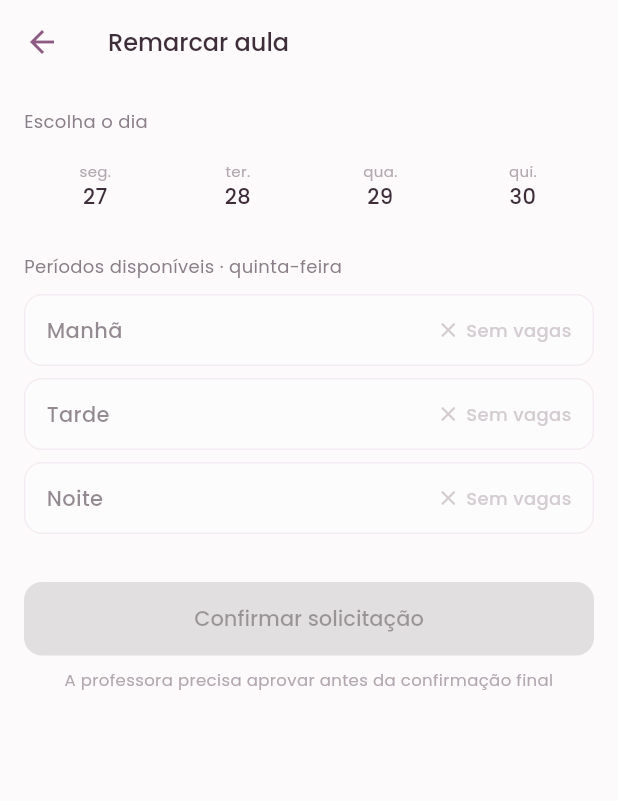
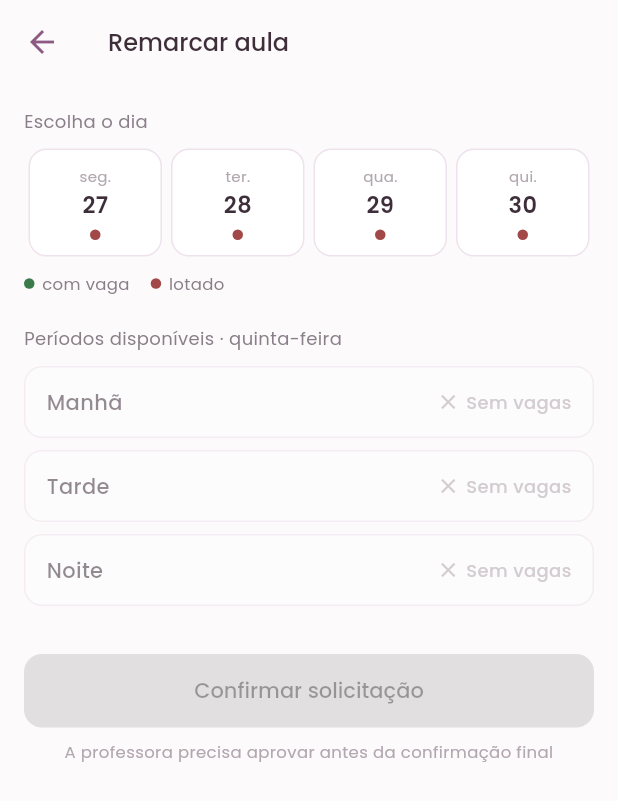
Before and after one commit to juhreismiranda3-blip/danda-reis-app, a Flutter app: the RemarcacaoScreen screen opened directly with empty values, on a phone screen of 412 x 824 dp. Shown: the top 801 px of the screen. Run offline on Flutter 3.47's test engine with Material 3 defaults, Android fonts, the phone set to English and light mode, and no system bars; our stand-ins replace cloud_firestore, firebase_auth, firebase_core, fl_chart, flutter_riverpod, go_router and 2 more; accounts and stored records are empty.

Commit message:
Adiciona limite mensal de aulas e indicador de vaga por dia
Limite mensal (aviso, sem bloquear):
- Novo campo Usuario.aulasPorMes (padrão 4), lido do Firestore
- Home da aluna calcula aulas usadas no mês (ignora extra/cancelada/
  remarcada), mostra "Aulas no mês X de Y" e um aviso quando o limite é
  atingido: novas aulas entram como aula extra (cobrança pendente p/ profa)

Ver vaga por dia (remarcação):
- Cada dia no seletor mostra um ponto: verde (tem vaga), vermelho (lotado)
  ou neutro (carregando), com legenda; disponibilidade por dia via provider

Co-Authored-By: Claude Opus 4.8 <noreply@anthropic.com>
Claude-Session: https://claude.ai/code/session_01Qs92hN1MrXfdHSz9Dhm9ww

```diff
--- a/lib/data/repositories/firebase_auth_repository.dart
+++ b/lib/data/repositories/firebase_auth_repository.dart
@@ -47,6 +47,7 @@ class FirebaseAuthRepository implements AuthRepository {
       turmaId: data['turmaId'] as String?,
       pacoteAtualId: data['pacoteAtualId'] as String?,
       dataInicio: (data['dataInicio'] as Timestamp?)?.toDate(),
+      aulasPorMes: (data['aulasPorMes'] as num?)?.toInt() ?? 4,
     );
   }
 
--- a/lib/domain/entities/usuario.dart
+++ b/lib/domain/entities/usuario.dart
@@ -17,6 +17,11 @@ class Usuario {
   final String? pacoteAtualId;
   final DateTime? dataInicio;
 
+  /// Quantas aulas do plano a aluna tem direito por mês. Ao ultrapassar
+  /// esse número no mês, as aulas seguintes são consideradas "aula extra"
+  /// (com custo). Padrão: 4 aulas/mês.
+  final int aulasPorMes;
+
   const Usuario({
     required this.id,
     required this.nome,
@@ -29,6 +34,7 @@ class Usuario {
     this.turmaId,
     this.pacoteAtualId,
     this.dataInicio,
+    this.aulasPorMes = 4,
   });
 
   bool get isProfessora => tipo == TipoUsuario.professora;
--- a/lib/presentation/aluna/remarcacao_screen.dart
+++ b/lib/presentation/aluna/remarcacao_screen.dart
@@ -89,44 +89,20 @@ class _RemarcacaoScreenState extends ConsumerState<RemarcacaoScreen> {
           const SizedBox(height: 10),
           Row(
             children: dias.map((dia) {
-              final selecionado = _mesmoDia(dia, _diaSelecionado);
               return Expanded(
-                child: GestureDetector(
+                child: _DiaChip(
+                  dia: dia,
+                  selecionado: _mesmoDia(dia, _diaSelecionado),
                   onTap: () => setState(() {
                     _diaSelecionado = dia;
                     _periodoSelecionado = null;
                   }),
-                  child: Container(
-                    margin: const EdgeInsets.symmetric(horizontal: 3),
-                    padding: const EdgeInsets.symmetric(vertical: 8),
-                    decoration: BoxDecoration(
-                      color: selecionado ? AppColors.pinkAccent : Colors.transparent,
-                      borderRadius: BorderRadius.circular(10),
-                    ),
-                    child: Column(
-                      children: [
-                        Text(
-                          DateFormat('E', 'pt_BR').format(dia),
-                          style: TextStyle(
-                            fontSize: 10,
-                            color: selecionado ? Colors.white : AppColors.textMuted,
-                          ),
-                        ),
-                        Text(
-                          '${dia.day}',
-                          style: TextStyle(
-                            fontSize: 14,
-                            fontWeight: FontWeight.w500,
-                            color: selecionado ? Colors.white : AppColors.textPrimary,
-                          ),
-                        ),
-                      ],
-                    ),
-                  ),
                 ),
               );
             }).toList(),
           ),
+          const SizedBox(height: 10),
+          const _LegendaVaga(),
           const SizedBox(height: 20),
           Text(
             'Períodos disponíveis · ${DateFormat('EEEE', 'pt_BR').format(_diaSelecionado)}',
@@ -178,6 +154,120 @@ class _RemarcacaoScreenState extends ConsumerState<RemarcacaoScreen> {
 
   bool _mesmoDia(DateTime a, DateTime b) =>
       a.year == b.year && a.month == b.month && a.day == b.day;
+}
+
+/// Chip de dia no seletor, com um pontinho que indica se aquele dia tem
+/// alguma vaga (verde), está lotado (vermelho) ou ainda está carregando.
+class _DiaChip extends ConsumerWidget {
+  final DateTime dia;
+  final bool selecionado;
+  final VoidCallback onTap;
+
+  const _DiaChip({
+    required this.dia,
+    required this.selecionado,
+    required this.onTap,
+  });
+
+  @override
+  Widget build(BuildContext context, WidgetRef ref) {
+    final disp = ref.watch(disponibilidadeDoDiaProvider(dia));
+    final bool? temVaga = disp.maybeWhen(
+      data: (lista) => lista.any((d) => d.temVaga),
+      orElse: () => null,
+    );
+
+    return GestureDetector(
+      onTap: onTap,
+      child: Container(
+        margin: const EdgeInsets.symmetric(horizontal: 3),
+        padding: const EdgeInsets.symmetric(vertical: 10),
+        decoration: BoxDecoration(
+          color: selecionado ? AppColors.pinkAccent : AppColors.surface,
+          borderRadius: BorderRadius.circular(12),
+          border: Border.all(
+            color: selecionado ? AppColors.pinkAccent : AppColors.border,
+          ),
+        ),
+        child: Column(
+          children: [
+            Text(
+              DateFormat('E', 'pt_BR').format(dia),
+              style: TextStyle(
+                fontSize: 10,
+                color: selecionado ? Colors.white70 : AppColors.textMuted,
+              ),
+            ),
+            const SizedBox(height: 2),
+            Text(
+              '${dia.day}',
+              style: TextStyle(
+                fontSize: 15,
+                fontWeight: FontWeight.w600,
+                color: selecionado ? Colors.white : AppColors.textPrimary,
+              ),
+            ),
+            const SizedBox(height: 6),
+            _PontoVaga(temVaga: temVaga, selecionado: selecionado),
+          ],
+        ),
+      ),
+    );
+  }
+}
+
+class _PontoVaga extends StatelessWidget {
+  final bool? temVaga;
+  final bool selecionado;
+  const _PontoVaga({required this.temVaga, required this.selecionado});
+
+  @override
+  Widget build(BuildContext context) {
+    final Color cor;
+    if (temVaga == null) {
+      cor = selecionado ? Colors.white54 : AppColors.border;
+    } else if (temVaga) {
+      cor = AppColors.successText;
+    } else {
+      cor = AppColors.dangerText;
+    }
+    return Container(
+      width: 7,
+      height: 7,
+      decoration: BoxDecoration(color: cor, shape: BoxShape.circle),
+    );
+  }
+}
+
+/// Legenda dos pontinhos de disponibilidade dos dias.
+class _LegendaVaga extends StatelessWidget {
+  const _LegendaVaga();
+
+  @override
+  Widget build(BuildContext context) {
+    return Row(
+      children: [
+        _item(AppColors.successText, 'com vaga'),
+        const SizedBox(width: 14),
+        _item(AppColors.dangerText, 'lotado'),
+      ],
+    );
+  }
+
+  Widget _item(Color cor, String texto) {
+    return Row(
+      children: [
+        Container(
+          width: 7,
+          height: 7,
+          decoration: BoxDecoration(color: cor, shape: BoxShape.circle),
+        ),
+        const SizedBox(width: 5),
+        Text(texto,
+            style: const TextStyle(fontSize: 11, color: AppColors.textSecondary)),
+      ],
+    );
+  }
 }
 
 class _PeriodoTile extends StatelessWidget {
```
Also changed, not shown: lib/presentation/aluna/aluna_home_screen.dart (+71 -15 lines).
